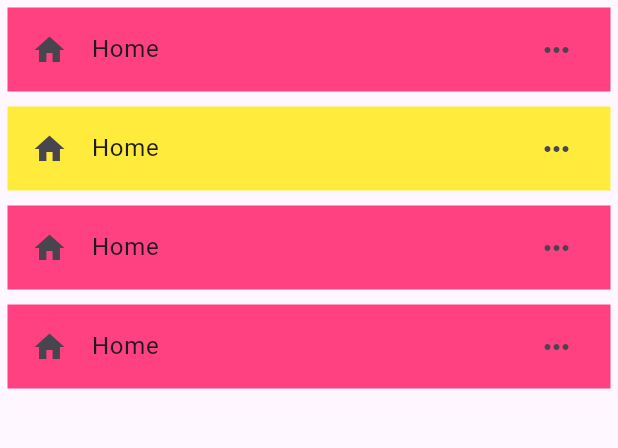
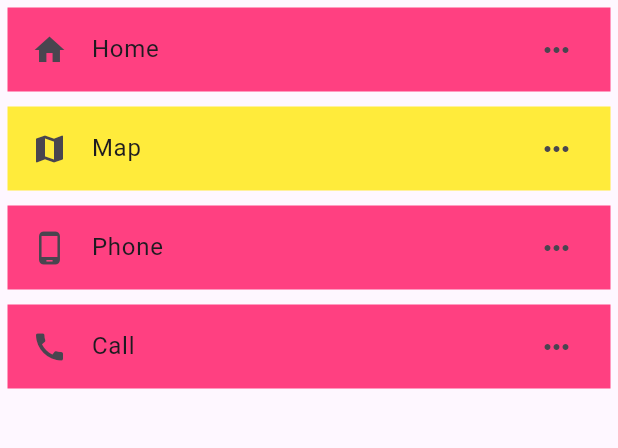
Before and after one commit to Cyperfroz00/griddemo, a Flutter app: the screen it shows after launch, on a phone screen of 412 x 824 dp, the part 84-532 px from its top. Run offline on Flutter 3.47's test engine with Material 2 defaults, Android fonts, the phone set to English and light mode, and no system bars.

Commit message:
4th update list view custom Icon & Text .

```diff
--- a/lib/componnet/list_view_screen.dart
+++ b/lib/componnet/list_view_screen.dart
@@ -34,8 +34,8 @@ class _ListviewscreenState extends State<Listviewscreen> {
               margin: EdgeInsets.all(5),
               color: Colors.yellow[500],
               child: ListTile(
-                leading: Icon(Icons.home),
-                title: Text('Home'),
+                leading: Icon(Icons.map),
+                title: Text('Map'),
                 trailing: Icon(Icons.more_horiz),
               ),
             ),
@@ -43,8 +43,8 @@ class _ListviewscreenState extends State<Listviewscreen> {
               margin: EdgeInsets.all(5),
               color: Colors.pinkAccent,
               child: ListTile(
-                leading: Icon(Icons.home),
-                title: Text('Home'),
+                leading: Icon(Icons.phone_android),
+                title: Text('Phone'),
                 trailing: Icon(Icons.more_horiz),
               ),
             ),
@@ -52,8 +52,8 @@ class _ListviewscreenState extends State<Listviewscreen> {
               margin: EdgeInsets.all(5),
               color: Colors.pinkAccent,
               child: ListTile(
-                leading: Icon(Icons.home),
-                title: Text('Home'),
+                leading: Icon(Icons.call),
+                title: Text('Call'),
                 trailing: Icon(Icons.more_horiz),
               ),
             ),
```
